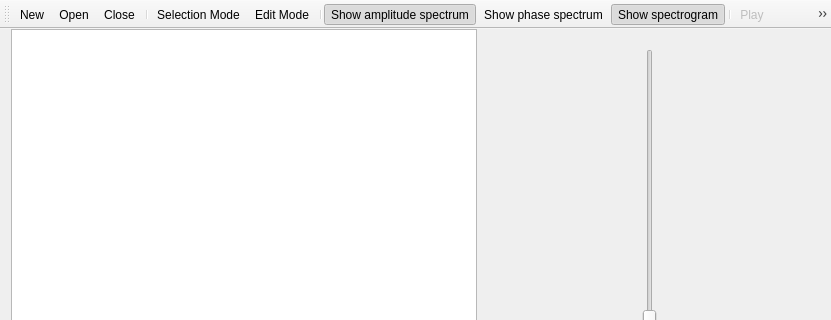
Above: src/wmainwindow.ui from gillesdegottex/dfasma before the change; both pictures show x 0 to 831 and y 0 to 320 of the 831 by 713 pixel window. Below: the same form after it.
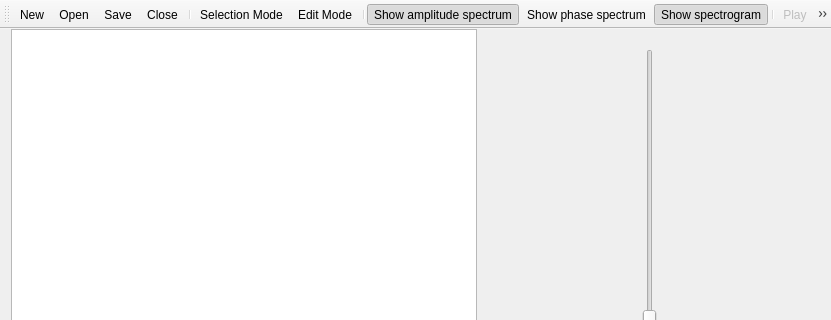
That is the form after the change. Icons and pictures are not drawn.

What changed in the file:
```diff
--- a/src/wmainwindow.ui
+++ b/src/wmainwindow.ui
@@ -664,6 +664,7 @@
    </attribute>
    <addaction name="actionFileNew"/>
    <addaction name="actionFileOpen"/>
+   <addaction name="actionSelectedFilesSave"/>
    <addaction name="actionSelectedFilesClose"/>
    <addaction name="separator"/>
    <addaction name="actionSelectionMode"/>
@@ -890,6 +891,17 @@
     <string>Ctrl+D</string>
    </property>
   </action>
+  <action name="actionSelectedFilesSave">
+   <property name="text">
+    <string>Save</string>
+   </property>
+   <property name="toolTip">
+    <string>Save the selected files</string>
+   </property>
+   <property name="shortcut">
+    <string>Ctrl+S</string>
+   </property>
+  </action>
  </widget>
  <layoutdefault spacing="6" margin="11"/>
  <resources>
```
Left out of the diff: 2 changed lines with no effect on the pictures.
